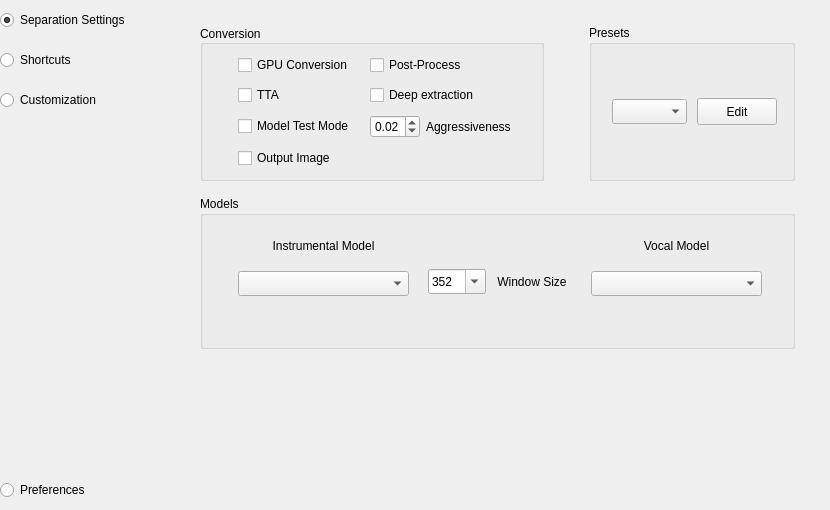
The window that ui_files/settingswindow.ui (Anjok07/ultimatevocalremovergui) describes before a commit, drawn with Qt 5.
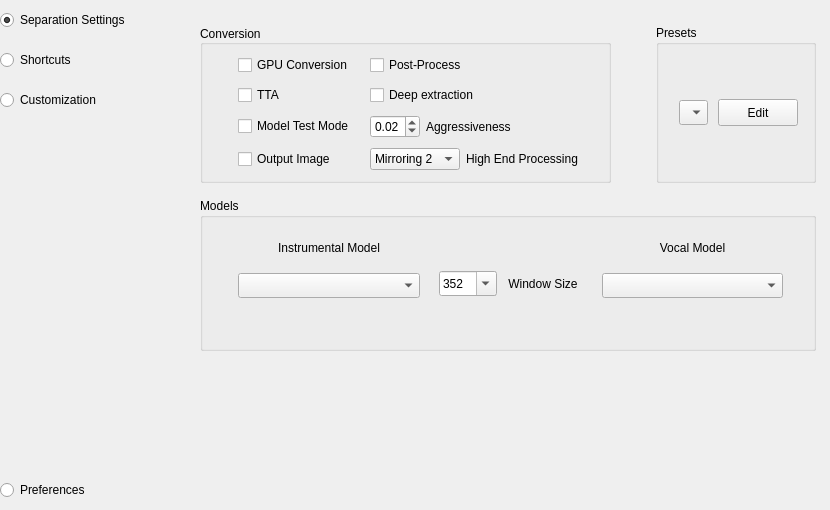
The same window after the commit.

```diff
--- a/ui_files/settingswindow.ui
+++ b/ui_files/settingswindow.ui
@@ -522,6 +522,72 @@
                          </layout>
                         </widget>
                        </item>
+                       <item row="3" column="1">
+                        <widget class="QFrame" name="frame_10">
+                         <property name="frameShape">
+                          <enum>QFrame::NoFrame</enum>
+                         </property>
+                         <property name="frameShadow">
+                          <enum>QFrame::Raised</enum>
+                         </property>
+                         <layout class="QHBoxLayout" name="horizontalLayout_9">
+                          <property name="leftMargin">
+                           <number>0</number>
+                          </property>
+                          <property name="topMargin">
+                           <number>0</number>
+                          </property>
+                          <property name="rightMargin">
+                           <number>0</number>
+                          </property>
+                          <property name="bottomMargin">
+                           <number>0</number>
+                          </property>
+                          <item>
+                           <widget class="QComboBox" name="comboBox_highEndProcess">
+                            <property name="currentIndex">
+                             <number>4</number>
+                            </property>
+                            <item>
+                             <property name="text">
+                              <string>None</string>
+                             </property>
+                            </item>
+                            <item>
+                             <property name="text">
+                              <string>Bypass</string>
+                             </property>
+                            </item>
+                            <item>
+                             <property name="text">
+                              <string>Correlation</string>
+                             </property>
+                            </item>
+                            <item>
+                             <property name="text">
+                              <string>Mirroring</string>
+                             </property>
+                            </item>
+                            <item>
+                             <property name="text">
+                              <string>Mirroring 2</string>
+                             </property>
+                            </item>
+                           </widget>
+                          </item>
+                          <item>
+                           <widget class="QLabel" name="label_8">
+                            <property name="enabled">
+                             <bool>true</bool>
+                            </property>
+                            <property name="text">
+                             <string>High End Processing</string>
+                            </property>
+                           </widget>
+                          </item>
+                         </layout>
+                        </widget>
+                       </item>
                       </layout>
                      </widget>
                     </item>
```
Left out of the diff: 8 changed lines with no effect on the pictures.
